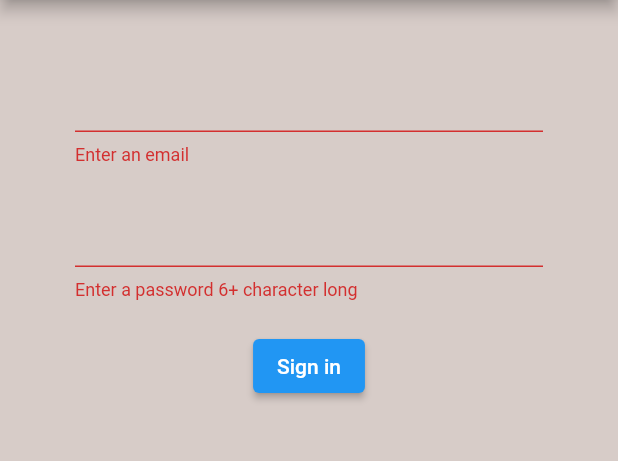
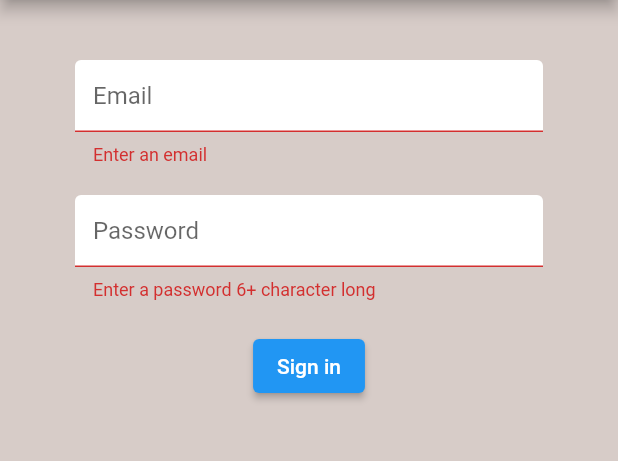
Before and after one commit to eroshunor/brew_crew, a Flutter app: the screen it shows after launch, after a tap on "Sign in", on a phone screen of 412 x 824 dp, the part 84-545 px from its top. Run offline on Flutter 3.47's test engine with Material 2 defaults, Android fonts, the phone set to English and light mode, and no system bars; our stand-ins replace firebase_auth, firebase_core; accounts and stored records are empty.

Commit message:
text input decoration
text input decoration

```diff
--- a/lib/screens/authenticate_page/register_page/register_page.dart
+++ b/lib/screens/authenticate_page/register_page/register_page.dart
@@ -1,5 +1,6 @@
 import 'package:flutter/material.dart';
 import '../../../services/authentication_service .dart';
+import '../../../shared/constants.dart';
 
 class RegisterPage extends StatefulWidget {
   final VoidCallback toggleView;
@@ -40,6 +41,7 @@ class _RegisterPageState extends State<RegisterPage> {
               children: [
                 const SizedBox(height: 20),
                 TextFormField(
+                  decoration: textInputDecoration.copyWith(hintText: 'Email'),
                   validator: (value) => value!.isEmpty ? 'Enter an email' : null,
                   onChanged: (value) {
                     setState(() => email = value);
@@ -47,6 +49,7 @@ class _RegisterPageState extends State<RegisterPage> {
                 ),
                 const SizedBox(height: 20),
                 TextFormField(
+                  decoration: textInputDecoration.copyWith(hintText: 'Password'),
                   validator: (value) => value!.length < 6 ? 'Enter a password 6+ character long' : null,
                   onChanged: (value) {
                     setState(() => password = value);
--- a/lib/screens/authenticate_page/sign_in_page/sign_in_page.dart
+++ b/lib/screens/authenticate_page/sign_in_page/sign_in_page.dart
@@ -1,5 +1,7 @@
 import 'package:brew_crew/services/authentication_service%20.dart';
 import 'package:flutter/material.dart';
+
+import '../../../shared/constants.dart';
 
 class SignInPage extends StatefulWidget {
   final VoidCallback toggleView;
@@ -40,6 +42,7 @@ class _SignInPageState extends State<SignInPage> {
             children: [
               const SizedBox(height: 20),
               TextFormField(
+                decoration: textInputDecoration.copyWith(hintText: 'Email'),
                 validator: (value) => value!.isEmpty ? 'Enter an email' : null,
                 onChanged: (value) {
                   setState(() => email = value);
@@ -47,6 +50,7 @@ class _SignInPageState extends State<SignInPage> {
               ),
               const SizedBox(height: 20),
               TextFormField(
+                decoration: textInputDecoration.copyWith(hintText: 'Password'),
                 validator: (value) => value!.length < 6 ? 'Enter a password 6+ character long' : null,
                 onChanged: (value) {
                   setState(() => password = value);
--- /dev/null
+++ b/lib/shared/constants.dart
@@ -0,0 +1,12 @@
+import 'package:flutter/material.dart';
+
+const textInputDecoration = InputDecoration(
+  fillColor: Colors.white,
+  filled: true,
+  enabledBorder: OutlineInputBorder(
+    borderSide: BorderSide(color: Colors.white, width: 2),
+  ),
+  focusedBorder: OutlineInputBorder(
+    borderSide: BorderSide(color: Colors.pink, width: 2),
+  ),
+);
```
